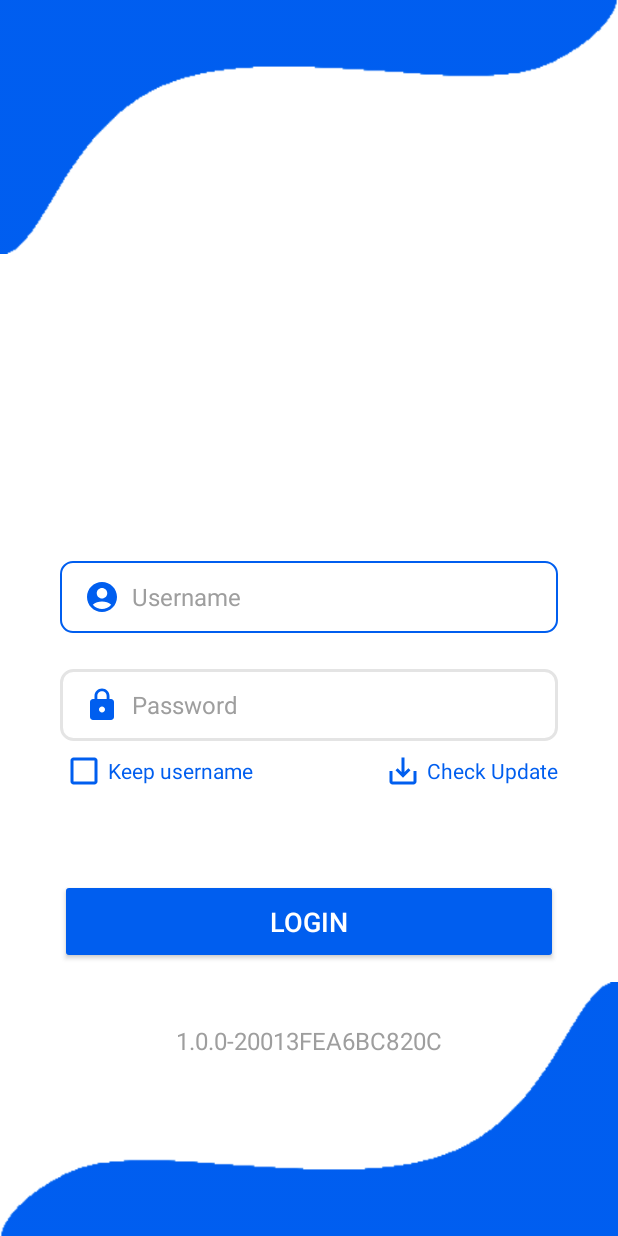
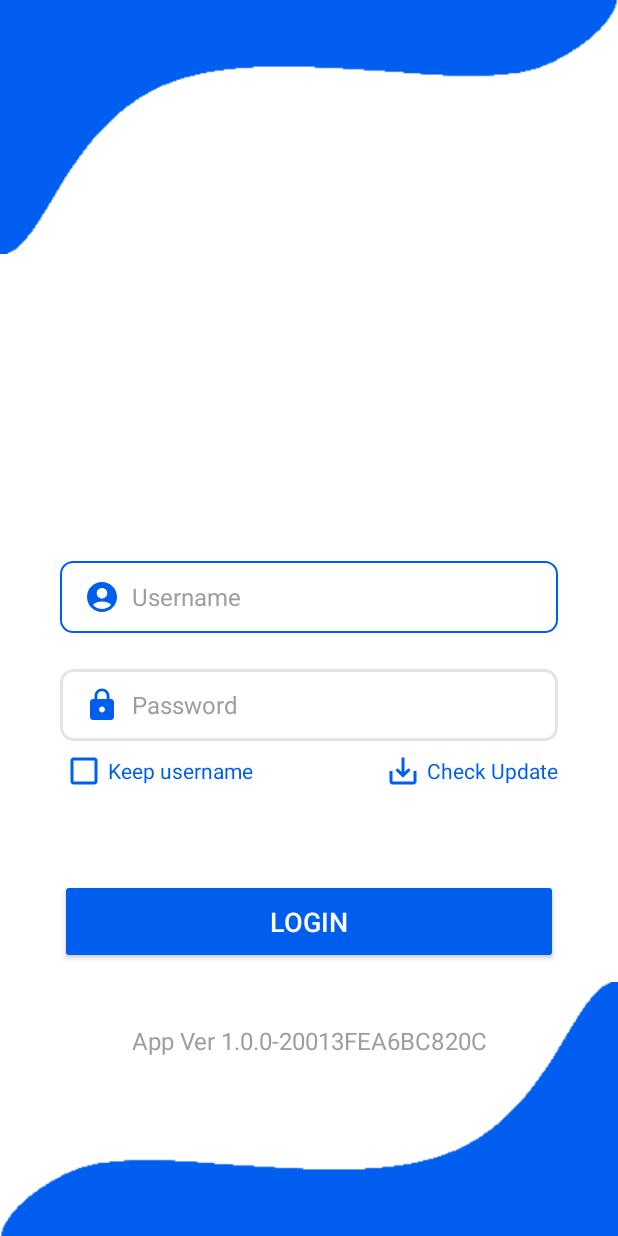
Before and after one commit to fanyfernaldi/store-visit-app, an Android app: the screen it shows after launch (LoginActivity), on a phone screen of 412 x 824 dp. Run offline under Robolectric (Android 15) with nearby library versions, the phone set to English and light mode, and no system bars; our stand-ins replace Room's generated code.

Commit message:
fix typo

```diff
--- a/app/src/main/java/com/fanyfernaldi/pitjarustest/presentation/login/LoginActivity.kt
+++ b/app/src/main/java/com/fanyfernaldi/pitjarustest/presentation/login/LoginActivity.kt
@@ -6,6 +6,7 @@ import android.view.View
 import android.widget.Toast
 import androidx.appcompat.app.AppCompatActivity
 import androidx.lifecycle.ViewModelProvider
+import com.fanyfernaldi.pitjarustest.R
 import com.fanyfernaldi.pitjarustest.caches.StoreCache
 import com.fanyfernaldi.pitjarustest.databases.LocalDatabase
 import com.fanyfernaldi.pitjarustest.databinding.ActivityLoginBinding
@@ -44,7 +45,7 @@ class LoginActivity : AppCompatActivity() {
     }
 
     private fun ActivityLoginBinding.bindData() {
-        tvAppVersion.text = "1.0.0-20013FEA6BC820C"
+        tvAppVersion.text = getString(R.string.label_app_version_value, "1.0.0-20013FEA6BC820C")
         val savedUsername = sharedPref.getString(DataConstants.IDP_USERNAME)
         if (!savedUsername.isNullOrEmpty()) {
             etUsername.setText(savedUsername)
```
